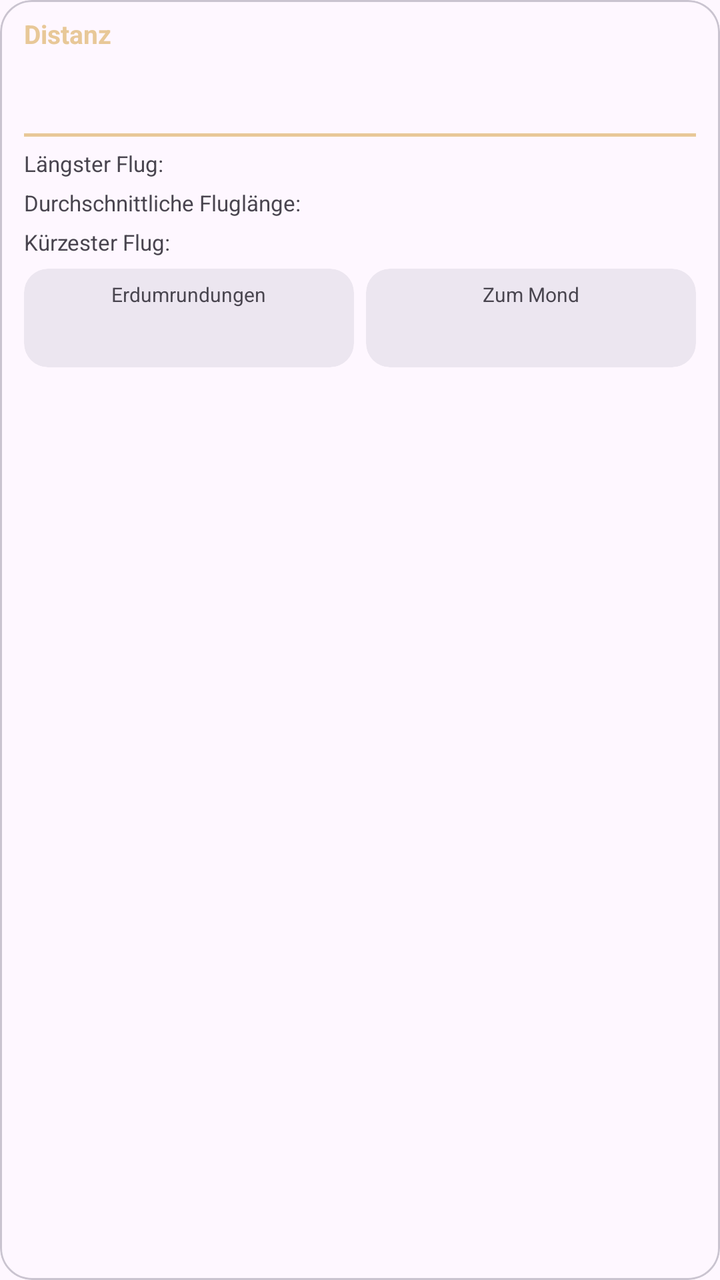
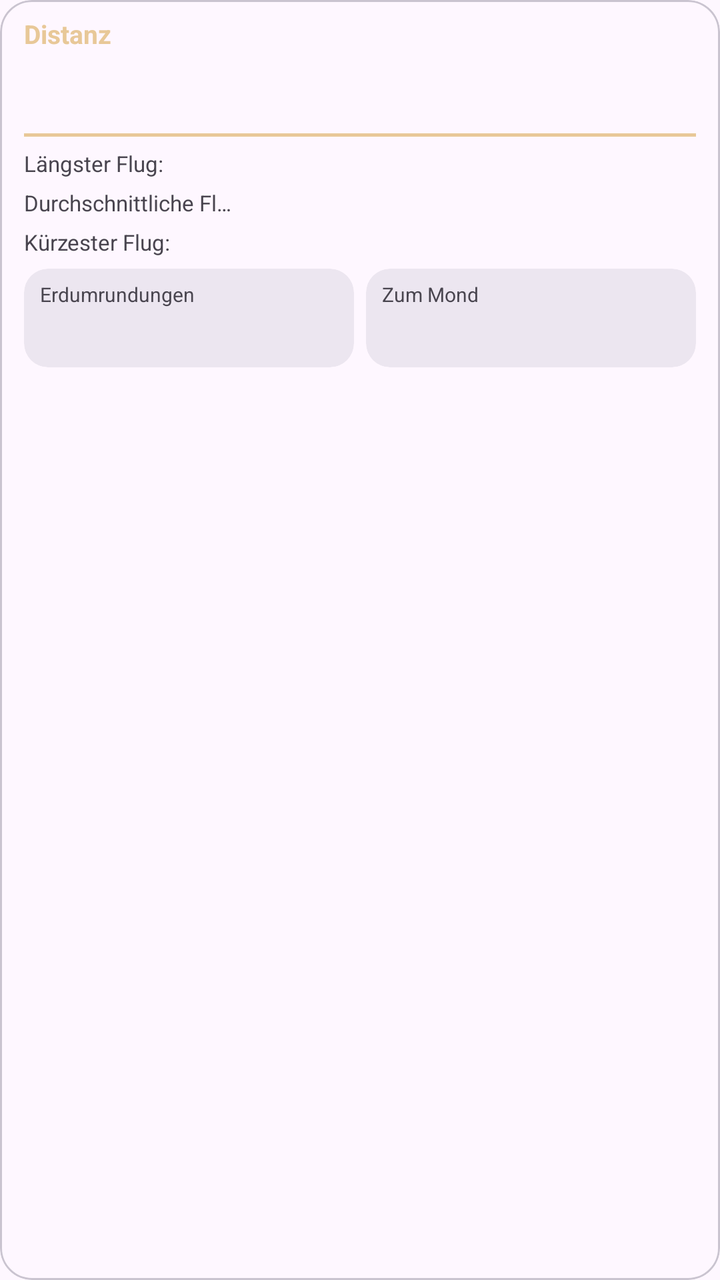

An Android layout rendered at two revisions. The XML below is the earlier revision; the diff shows what the commit changed to produce the second picture.
<!-- AndroidManifest.xml: application theme Theme.Logbook.Brown -->
<!-- res/layout/item_dashboard_tile_distance.xml -->
<?xml version="1.0" encoding="utf-8"?>
<com.google.android.material.card.MaterialCardView xmlns:android="http://schemas.android.com/apk/res/android"
    xmlns:app="http://schemas.android.com/apk/res-auto"
    android:id="@+id/tile_card"
    android:layout_width="match_parent"
    android:layout_height="200dp"
    android:clickable="true"
    android:focusable="true"
    android:foreground="?attr/selectableItemBackground"
    app:cardCornerRadius="16dp"
    app:cardElevation="0dp"
    app:strokeWidth="1dp">

    <LinearLayout
        android:layout_width="match_parent"
        android:layout_height="match_parent"
        android:orientation="vertical"
        android:paddingStart="12dp"
        android:paddingEnd="12dp"
        android:paddingTop="8dp"
        android:paddingBottom="8dp">

        <TextView
            android:id="@+id/tv_dist_header"
            android:layout_width="wrap_content"
            android:layout_height="wrap_content"
            android:text="@string/tile_distance"
            android:textColor="?attr/colorPrimary"
            android:textSize="13sp"
            android:textStyle="bold" />

        <TextView
            android:id="@+id/tv_dist_value"
            android:layout_width="wrap_content"
            android:layout_height="wrap_content"
            android:layout_marginTop="2dp"
            android:maxLines="1"
            android:textColor="?attr/colorOnSurface"
            android:textSize="26sp"
            android:textStyle="bold" />

        <View
            android:id="@+id/view_dist_divider"
            android:layout_width="match_parent"
            android:layout_height="1.5dp"
            android:layout_marginTop="4dp"
            android:background="?attr/colorPrimary" />

        <androidx.constraintlayout.widget.ConstraintLayout
            android:layout_width="match_parent"
            android:layout_height="wrap_content"
            android:layout_marginTop="6dp">

            <TextView
                android:id="@+id/tv_dist_furthest_label"
                android:layout_width="wrap_content"
                android:layout_height="wrap_content"
                android:ellipsize="end"
                android:maxLines="1"
                android:text="@string/distance_furthest_label"
                android:textColor="?attr/colorOnSurfaceVariant"
                android:textSize="11sp"
                app:layout_constraintBottom_toBottomOf="parent"
                app:layout_constraintStart_toStartOf="parent"
                app:layout_constraintTop_toTopOf="parent" />

            <TextView
                android:id="@+id/tv_dist_furthest_route"
                android:layout_width="wrap_content"
                android:layout_height="wrap_content"
                android:ellipsize="end"
                android:gravity="center"
                android:maxLines="1"
                android:textColor="?attr/colorOnSurfaceVariant"
                android:textSize="11sp"
                app:layout_constraintBottom_toBottomOf="parent"
                app:layout_constraintEnd_toEndOf="parent"
                app:layout_constraintStart_toStartOf="parent"
                app:layout_constraintTop_toTopOf="parent" />

            <TextView
                android:id="@+id/tv_dist_furthest_km"
                android:layout_width="wrap_content"
                android:layout_height="wrap_content"
                android:ellipsize="end"
                android:textColor="?attr/colorOnSurfaceVariant"
                android:textSize="11sp"
                app:layout_constraintBottom_toBottomOf="parent"
                app:layout_constraintEnd_toEndOf="parent"
                app:layout_constraintTop_toTopOf="parent" />
        </androidx.constraintlayout.widget.ConstraintLayout>

        <androidx.constraintlayout.widget.ConstraintLayout
            android:layout_width="match_parent"
            android:layout_height="wrap_content"
            android:layout_marginTop="5dp">

            <TextView
                android:id="@+id/tv_dist_avg_label"
                android:layout_width="wrap_content"
                android:layout_height="wrap_content"
                android:ellipsize="end"
                android:maxLines="1"
                android:text="@string/distance_avg_label"
                android:textColor="?attr/colorOnSurfaceVariant"
                android:textSize="11sp"
                app:layout_constraintBottom_toBottomOf="parent"
                app:layout_constraintStart_toStartOf="parent"
                app:layout_constraintTop_toTopOf="parent" />

            <TextView
                android:id="@+id/tv_dist_avg_route"
                android:layout_width="wrap_content"
                android:layout_height="wrap_content"
                android:ellipsize="end"
                android:gravity="center"
                android:maxLines="1"
                android:textColor="?attr/colorOnSurfaceVariant"
                android:textSize="11sp"
                app:layout_constraintBottom_toBottomOf="parent"
                app:layout_constraintEnd_toEndOf="parent"
                app:layout_constraintStart_toStartOf="parent"
                app:layout_constraintTop_toTopOf="parent" />

            <TextView
                android:id="@+id/tv_dist_avg_km"
                android:layout_width="wrap_content"
                android:layout_height="wrap_content"
                android:ellipsize="end"
                android:textColor="?attr/colorOnSurfaceVariant"
                android:textSize="11sp"
                app:layout_constraintBottom_toBottomOf="parent"
                app:layout_constraintEnd_toEndOf="parent"
                app:layout_constraintTop_toTopOf="parent" />
        </androidx.constraintlayout.widget.ConstraintLayout>

        <androidx.constraintlayout.widget.ConstraintLayout
            android:layout_width="match_parent"
            android:layout_height="wrap_content"
            android:layout_marginTop="5dp">

            <TextView
                android:id="@+id/tv_dist_shortest_label"
                android:layout_width="wrap_content"
                android:layout_height="wrap_content"
                android:ellipsize="end"
                android:maxLines="1"
                android:text="@string/distance_shortest_label"
                android:textColor="?attr/colorOnSurfaceVariant"
                android:textSize="11sp"
                app:layout_constraintBottom_toBottomOf="parent"
                app:layout_constraintStart_toStartOf="parent"
                app:layout_constraintTop_toTopOf="parent" />

            <TextView
                android:id="@+id/tv_dist_shortest_route"
                android:layout_width="wrap_content"
                android:layout_height="wrap_content"
                android:ellipsize="end"
                android:gravity="center"
                android:maxLines="1"
                android:textColor="?attr/colorOnSurfaceVariant"
                android:textSize="11sp"
                app:layout_constraintBottom_toBottomOf="parent"
                app:layout_constraintEnd_toEndOf="parent"
                app:layout_constraintStart_toStartOf="parent"
                app:layout_constraintTop_toTopOf="parent" />

            <TextView
                android:id="@+id/tv_dist_shortest_km"
                android:layout_width="wrap_content"
                android:layout_height="wrap_content"
                android:ellipsize="end"
                android:textColor="?attr/colorOnSurfaceVariant"
                android:textSize="11sp"
                app:layout_constraintBottom_toBottomOf="parent"
                app:layout_constraintEnd_toEndOf="parent"
                app:layout_constraintTop_toTopOf="parent" />
        </androidx.constraintlayout.widget.ConstraintLayout>

        <LinearLayout
            android:layout_width="match_parent"
            android:layout_height="wrap_content"
            android:layout_marginTop="6dp"
            android:orientation="horizontal">

            <com.google.android.material.card.MaterialCardView
                android:id="@+id/card_orbits"
                android:layout_width="0dp"
                android:layout_height="wrap_content"
                android:layout_weight="1"
                app:cardBackgroundColor="?attr/colorSurfaceContainerHigh"
                app:cardCornerRadius="12dp"
                app:cardElevation="0dp"
                app:strokeWidth="0dp">

                <LinearLayout
                    android:layout_width="match_parent"
                    android:layout_height="wrap_content"
                    android:gravity="center"
                    android:orientation="vertical"
                    android:paddingStart="8dp"
                    android:paddingEnd="8dp"
                    android:paddingTop="6dp"
                    android:paddingBottom="6dp">

                    <TextView
                        android:id="@+id/tv_orbits_label"
                        android:layout_width="wrap_content"
                        android:layout_height="wrap_content"
                        android:ellipsize="end"
                        android:maxLines="1"
                        android:text="@string/tile_earth_orbits"
                        android:textColor="?attr/colorOnSurfaceVariant"
                        android:textSize="10sp" />

                    <TextView
                        android:id="@+id/tv_orbits_value"
                        android:layout_width="wrap_content"
                        android:layout_height="wrap_content"
                        android:layout_marginTop="2dp"
                        android:ellipsize="end"
                        android:maxLines="1"
                        android:textColor="?attr/colorOnSurface"
                        android:textSize="16sp"
                        android:textStyle="bold" />
                </LinearLayout>
            </com.google.android.material.card.MaterialCardView>

            <com.google.android.material.card.MaterialCardView
                android:id="@+id/card_moon"
                android:layout_width="0dp"
                android:layout_height="wrap_content"
                android:layout_marginStart="6dp"
                android:layout_weight="1"
                app:cardBackgroundColor="?attr/colorSurfaceContainerHigh"
                app:cardCornerRadius="12dp"
                app:cardElevation="0dp"
                app:strokeWidth="0dp">

                <LinearLayout
                    android:layout_width="match_parent"
                    android:layout_height="wrap_content"
                    android:gravity="center"
                    android:orientation="vertical"
                    android:paddingStart="8dp"
                    android:paddingEnd="8dp"
                    android:paddingTop="6dp"
                    android:paddingBottom="6dp">

                    <TextView
                        android:id="@+id/tv_moon_label"
                        android:layout_width="wrap_content"
                        android:layout_height="wrap_content"
                        android:ellipsize="end"
                        android:maxLines="1"
                        android:text="@string/tile_moon"
                        android:textColor="?attr/colorOnSurfaceVariant"
                        android:textSize="10sp" />

                    <TextView
                        android:id="@+id/tv_moon_value"
                        android:layout_width="wrap_content"
                        android:layout_height="wrap_content"
                        android:layout_marginTop="2dp"
                        android:ellipsize="end"
                        android:maxLines="1"
                        android:textColor="?attr/colorOnSurface"
                        android:textSize="16sp"
                        android:textStyle="bold" />
                </LinearLayout>
            </com.google.android.material.card.MaterialCardView>
        </LinearLayout>
    </LinearLayout>
</com.google.android.material.card.MaterialCardView>
<!-- resources referenced by this layout -->
<resources>
  <string name="distance_avg_label">Durchschnittliche Fluglänge:</string>
  <string name="distance_furthest_label">Längster Flug:</string>
  <string name="distance_shortest_label">Kürzester Flug:</string>
  <string name="tile_distance">Distanz</string>
  <string name="tile_earth_orbits">Erdumrundungen</string>
  <string name="tile_moon">Zum Mond</string>
  <style name="Theme.Logbook.Brown" parent="Theme.Logbook">
          <item name="colorPrimary">@color/accent_brown_primary</item>
          <item name="colorOnPrimary">@color/accent_brown_on_primary</item>
          <item name="colorPrimaryContainer">@color/accent_brown_primary_container</item>
          <item name="colorOnPrimaryContainer">@color/accent_brown_on_primary_container</item>
          <item name="colorSecondary">@color/accent_brown_secondary</item>
          <item name="colorOnSecondary">@color/accent_brown_on_secondary</item>
          <item name="colorSecondaryContainer">@color/accent_brown_secondary_container</item>
          <item name="colorOnSecondaryContainer">@color/accent_brown_on_secondary_container</item>
          <item name="colorTertiary">@color/accent_brown_tertiary</item>
          <item name="colorOnTertiary">@color/accent_brown_on_tertiary</item>
          <item name="colorTertiaryContainer">@color/accent_brown_tertiary_container</item>
          <item name="colorOnTertiaryContainer">@color/accent_brown_on_tertiary_container</item>
      </style>
  <style name="Theme.Logbook" parent="Base.Theme.Logbook">
          <item name="android:navigationBarColor">@android:color/transparent</item>
          <item name="android:statusBarColor">@android:color/transparent</item>
          <item name="android:windowLightStatusBar">?attr/isLightTheme</item>
      </style>
  <color name="accent_brown_primary">#FFE8C898</color>
  <color name="accent_brown_on_primary">#FF2D1600</color>
  <color name="accent_brown_primary_container">#FFF4E0D3</color>
  <color name="accent_brown_on_primary_container">#FF221B10</color>
  <color name="accent_brown_secondary">#FF635E58</color>
  <color name="accent_brown_on_secondary">#FFFFFFFF</color>
  <color name="accent_brown_secondary_container">#FFE9E2DA</color>
  <color name="accent_brown_on_secondary_container">#FF1F1A16</color>
  <color name="accent_brown_tertiary">#FF6D5B2F</color>
  <color name="accent_brown_on_tertiary">#FFFFFFFF</color>
  <color name="accent_brown_tertiary_container">#FFF6E0A8</color>
  <color name="accent_brown_on_tertiary_container">#FF221A00</color>
  <style name="Base.Theme.Logbook" parent="Theme.Material3.DayNight.NoActionBar">
          
          
      </style>
</resources>

<!-- the commit's change to res/layout/item_dashboard_tile_distance.xml (unified diff, before → after) -->
@@ -22,8 +22,10 @@
 
         <TextView
             android:id="@+id/tv_dist_header"
-            android:layout_width="wrap_content"
-            android:layout_height="wrap_content"
+            android:layout_width="match_parent"
+            android:layout_height="wrap_content"
+            android:ellipsize="end"
+            android:maxLines="1"
             android:text="@string/tile_distance"
             android:textColor="?attr/colorPrimary"
             android:textSize="13sp"
@@ -31,9 +33,10 @@
 
         <TextView
             android:id="@+id/tv_dist_value"
-            android:layout_width="wrap_content"
+            android:layout_width="match_parent"
             android:layout_height="wrap_content"
             android:layout_marginTop="2dp"
+            android:ellipsize="end"
             android:maxLines="1"
             android:textColor="?attr/colorOnSurface"
             android:textSize="26sp"
@@ -46,137 +49,128 @@
             android:layout_marginTop="4dp"
             android:background="?attr/colorPrimary" />
 
-        <androidx.constraintlayout.widget.ConstraintLayout
-            android:layout_width="match_parent"
-            android:layout_height="wrap_content"
-            android:layout_marginTop="6dp">
+        
+        <LinearLayout
+            android:layout_width="match_parent"
+            android:layout_height="wrap_content"
+            android:layout_marginTop="6dp"
+            android:orientation="horizontal">
 
             <TextView
                 android:id="@+id/tv_dist_furthest_label"
-                android:layout_width="wrap_content"
-                android:layout_height="wrap_content"
+                android:layout_width="0dp"
+                android:layout_height="wrap_content"
+                android:layout_weight="1"
                 android:ellipsize="end"
                 android:maxLines="1"
                 android:text="@string/distance_furthest_label"
                 android:textColor="?attr/colorOnSurfaceVariant"
-                android:textSize="11sp"
-                app:layout_constraintBottom_toBottomOf="parent"
-                app:layout_constraintStart_toStartOf="parent"
-                app:layout_constraintTop_toTopOf="parent" />
+                android:textSize="11sp" />
 
             <TextView
                 android:id="@+id/tv_dist_furthest_route"
-                android:layout_width="wrap_content"
-                android:layout_height="wrap_content"
+                android:layout_width="0dp"
+                android:layout_height="wrap_content"
+                android:layout_marginStart="6dp"
+                android:layout_marginEnd="6dp"
+                android:layout_weight="2"
                 android:ellipsize="end"
                 android:gravity="center"
                 android:maxLines="1"
                 android:textColor="?attr/colorOnSurfaceVariant"
-                android:textSize="11sp"
-                app:layout_constraintBottom_toBottomOf="parent"
-                app:layout_constraintEnd_toEndOf="parent"
-                app:layout_constraintStart_toStartOf="parent"
-                app:layout_constraintTop_toTopOf="parent" />
+                android:textSize="11sp" />
 
             <TextView
                 android:id="@+id/tv_dist_furthest_km"
                 android:layout_width="wrap_content"
                 android:layout_height="wrap_content"
                 android:ellipsize="end"
-                android:textColor="?attr/colorOnSurfaceVariant"
-                android:textSize="11sp"
-                app:layout_constraintBottom_toBottomOf="parent"
-                app:layout_constraintEnd_toEndOf="parent"
-                app:layout_constraintTop_toTopOf="parent" />
-        </androidx.constraintlayout.widget.ConstraintLayout>
-
-        <androidx.constraintlayout.widget.ConstraintLayout
-            android:layout_width="match_parent"
-            android:layout_height="wrap_content"
-            android:layout_marginTop="5dp">
+                android:maxLines="1"
+                android:textColor="?attr/colorOnSurfaceVariant"
+                android:textSize="11sp" />
+        </LinearLayout>
+
+        
+        <LinearLayout
+            android:layout_width="match_parent"
+            android:layout_height="wrap_content"
+            android:layout_marginTop="5dp"
+            android:orientation="horizontal">
 
             <TextView
                 android:id="@+id/tv_dist_avg_label"
-                android:layout_width="wrap_content"
-                android:layout_height="wrap_content"
+                android:layout_width="0dp"
+                android:layout_height="wrap_content"
+                android:layout_weight="1"
                 android:ellipsize="end"
                 android:maxLines="1"
                 android:text="@string/distance_avg_label"
                 android:textColor="?attr/colorOnSurfaceVariant"
-                android:textSize="11sp"
-                app:layout_constraintBottom_toBottomOf="parent"
-                app:layout_constraintStart_toStartOf="parent"
-                app:layout_constraintTop_toTopOf="parent" />
+                android:textSize="11sp" />
 
             <TextView
                 android:id="@+id/tv_dist_avg_route"
-                android:layout_width="wrap_content"
-                android:layout_height="wrap_content"
+                android:layout_width="0dp"
+                android:layout_height="wrap_content"
+                android:layout_marginStart="6dp"
+                android:layout_marginEnd="6dp"
+                android:layout_weight="2"
                 android:ellipsize="end"
                 android:gravity="center"
                 android:maxLines="1"
                 android:textColor="?attr/colorOnSurfaceVariant"
-                android:textSize="11sp"
-                app:layout_constraintBottom_toBottomOf="parent"
-                app:layout_constraintEnd_toEndOf="parent"
-                app:layout_constraintStart_toStartOf="parent"
-                app:layout_constraintTop_toTopOf="parent" />
+                android:textSize="11sp" />
 
             <TextView
                 android:id="@+id/tv_dist_avg_km"
                 android:layout_width="wrap_content"
                 android:layout_height="wrap_content"
                 android:ellipsize="end"
-                android:textColor="?attr/colorOnSurfaceVariant"
-                android:textSize="11sp"
-                app:layout_constraintBottom_toBottomOf="parent"
-                app:layout_constraintEnd_toEndOf="parent"
-                app:layout_constraintTop_toTopOf="parent" />
-        </androidx.constraintlayout.widget.ConstraintLayout>
-
-        <androidx.constraintlayout.widget.ConstraintLayout
-            android:layout_width="match_parent"
-            android:layout_height="wrap_content"
-            android:layout_marginTop="5dp">
+                android:maxLines="1"
+                android:textColor="?attr/colorOnSurfaceVariant"
+                android:textSize="11sp" />
+        </LinearLayout>
+
+        
+        <LinearLayout
+            android:layout_width="match_parent"
+            android:layout_height="wrap_content"
+            android:layout_marginTop="5dp"
+            android:orientation="horizontal">
 
             <TextView
                 android:id="@+id/tv_dist_shortest_label"
-                android:layout_width="wrap_content"
-                android:layout_height="wrap_content"
+                android:layout_width="0dp"
+                android:layout_height="wrap_content"
+                android:layout_weight="1"
                 android:ellipsize="end"
                 android:maxLines="1"
                 android:text="@string/distance_shortest_label"
                 android:textColor="?attr/colorOnSurfaceVariant"
-                android:textSize="11sp"
-                app:layout_constraintBottom_toBottomOf="parent"
-                app:layout_constraintStart_toStartOf="parent"
-                app:layout_constraintTop_toTopOf="parent" />
+                android:textSize="11sp" />
 
             <TextView
                 android:id="@+id/tv_dist_shortest_route"
-                android:layout_width="wrap_content"
-                android:layout_height="wrap_content"
+                android:layout_width="0dp"
+                android:layout_height="wrap_content"
+                android:layout_marginStart="6dp"
+                android:layout_marginEnd="6dp"
+                android:layout_weight="2"
                 android:ellipsize="end"
                 android:gravity="center"
                 android:maxLines="1"
                 android:textColor="?attr/colorOnSurfaceVariant"
-                android:textSize="11sp"
-                app:layout_constraintBottom_toBottomOf="parent"
-                app:layout_constraintEnd_toEndOf="parent"
-                app:layout_constraintStart_toStartOf="parent"
-                app:layout_constraintTop_toTopOf="parent" />
+                android:textSize="11sp" />
 
             <TextView
                 android:id="@+id/tv_dist_shortest_km"
                 android:layout_width="wrap_content"
                 android:layout_height="wrap_content"
                 android:ellipsize="end"
-                android:textColor="?attr/colorOnSurfaceVariant"
-                android:textSize="11sp"
-                app:layout_constraintBottom_toBottomOf="parent"
-                app:layout_constraintEnd_toEndOf="parent"
-                app:layout_constraintTop_toTopOf="parent" />
-        </androidx.constraintlayout.widget.ConstraintLayout>
+                android:maxLines="1"
+                android:textColor="?attr/colorOnSurfaceVariant"
+                android:textSize="11sp" />
+        </LinearLayout>
 
         <LinearLayout
             android:layout_width="match_parent"
@@ -206,7 +200,7 @@
 
                     <TextView
                         android:id="@+id/tv_orbits_label"
-                        android:layout_width="wrap_content"
+                        android:layout_width="match_parent"
                         android:layout_height="wrap_content"
                         android:ellipsize="end"
                         android:maxLines="1"
@@ -216,7 +210,7 @@
 
                     <TextView
                         android:id="@+id/tv_orbits_value"
-                        android:layout_width="wrap_content"
+                        android:layout_width="match_parent"
                         android:layout_height="wrap_content"
                         android:layout_marginTop="2dp"
                         android:ellipsize="end"
@@ -250,7 +244,7 @@
 
                     <TextView
                         android:id="@+id/tv_moon_label"
-                        android:layout_width="wrap_content"
+                        android:layout_width="match_parent"
                         android:layout_height="wrap_content"
                         android:ellipsize="end"
                         android:maxLines="1"
@@ -260,7 +254,7 @@
 
                     <TextView
                         android:id="@+id/tv_moon_value"
-                        android:layout_width="wrap_content"
+                        android:layout_width="match_parent"
                         android:layout_height="wrap_content"
                         android:layout_marginTop="2dp"
                         android:ellipsize="end"
